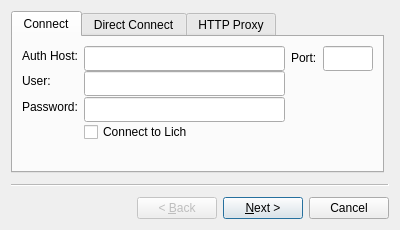
The window that gui/connectwizard.ui (matoom/frostbite) describes before a commit, drawn with Qt 5.
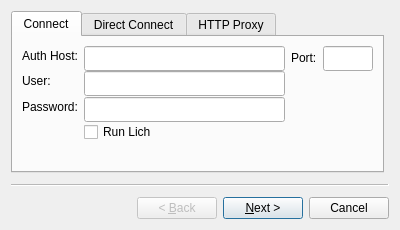
The same window after the commit. Icons and pictures are not drawn. Custom widgets are drawn as their Qt base class.

Commit message: fixed highlighting to match the entire pattern

```diff
--- a/gui/connectwizard.ui
+++ b/gui/connectwizard.ui
@@ -176,7 +176,7 @@
               <item row="3" column="1">
                <widget class="QCheckBox" name="lichBox">
                 <property name="text">
-                 <string>Connect to Lich</string>
+                 <string>Run Lich</string>
                 </property>
                </widget>
               </item>
```
The commit also changes 2 other files.
